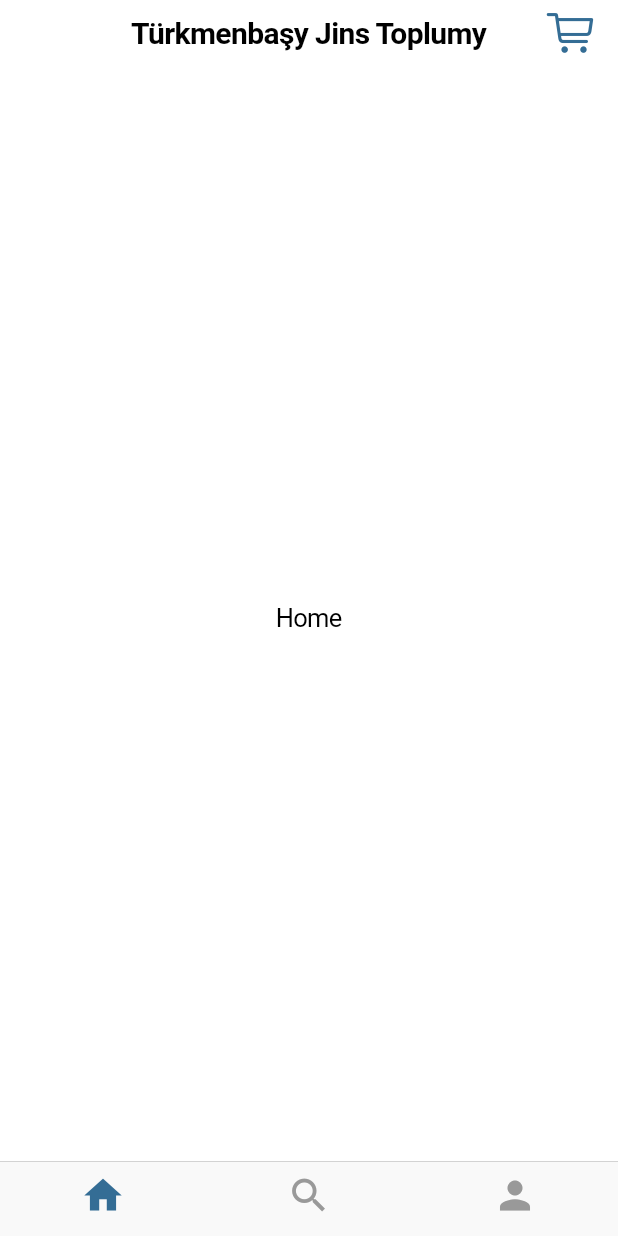
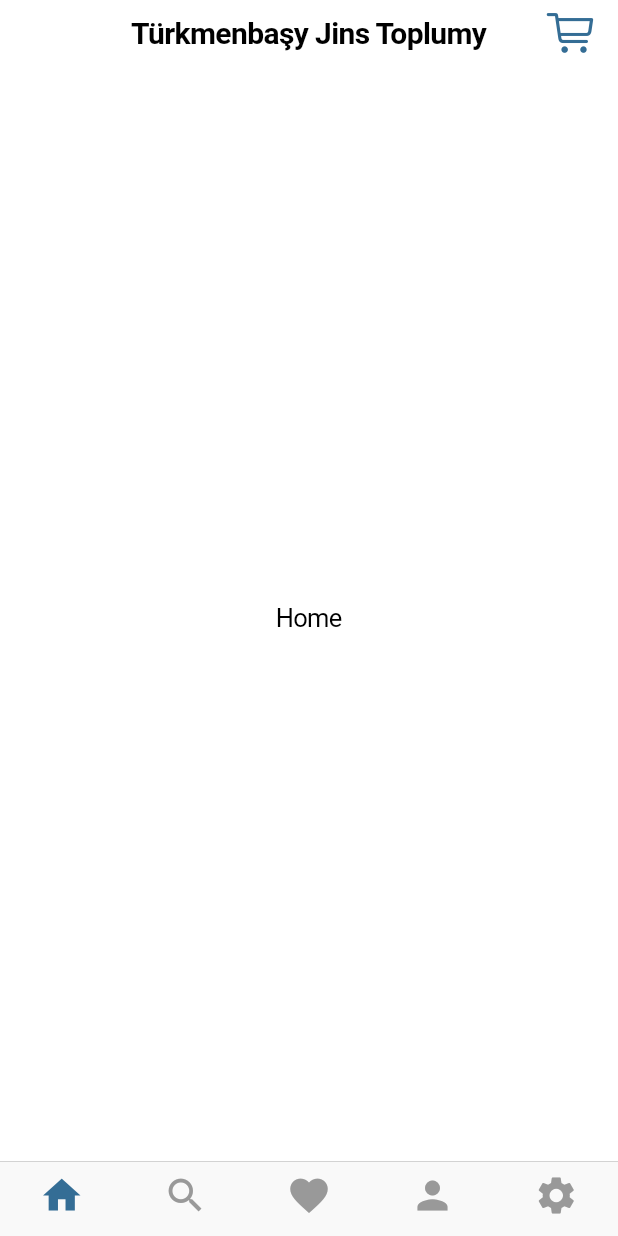
Before and after one commit to TakykCheshme/tjk, a Flutter app: the screen it shows after launch, on a phone screen of 412 x 824 dp. Run offline on Flutter 3.47's test engine with Material 2 defaults, Android fonts, the phone set to English and light mode, and no system bars.

Commit message:
setup cuperino tabbar

```diff
--- a/lib/view/mainV.dart
+++ b/lib/view/mainV.dart
@@ -1,8 +1,10 @@
 import 'package:flutter/cupertino.dart';
 import 'package:flutter/material.dart';
 import 'package:tjk/view/accountV.dart';
+import 'package:tjk/view/favoritesV.dart';
 import 'package:tjk/view/homeV.dart';
 import 'package:tjk/view/searchV.dart';
+import 'package:tjk/view/settingsV.dart';
 
 class MainV extends StatelessWidget {
   @override
@@ -12,7 +14,9 @@ class MainV extends StatelessWidget {
         items: [
           BottomNavigationBarItem(icon: Icon(Icons.home)),
           BottomNavigationBarItem(icon: Icon(Icons.search)),
+          BottomNavigationBarItem(icon: Icon(Icons.favorite)),
           BottomNavigationBarItem(icon: Icon(Icons.person)),
+          BottomNavigationBarItem(icon: Icon(Icons.settings)),
         ],
       ),
       tabBuilder: (BuildContext context, int index) {
@@ -24,8 +28,16 @@ class MainV extends StatelessWidget {
           return CupertinoTabView(
             builder: (context) => SearchV(),
           );
+        else if (index == 2)
+          return CupertinoTabView(
+            builder: (context) => FavoritesV(),
+          );
+        else if (index == 3)
+          return CupertinoTabView(
+            builder: (context) => AccountV(),
+          );
         return CupertinoTabView(
-          builder: (context) => AccountV(),
+          builder: (context) => SettingsV(),
         );
       },
     );
```
Also changed, not shown: lib/view/favoritesV.dart (added, +11 -0 lines), lib/view/settingsV.dart (added, +11 -0 lines), pubspec.yaml (+5 -9 lines), pubspec.lock, 3 other files.
